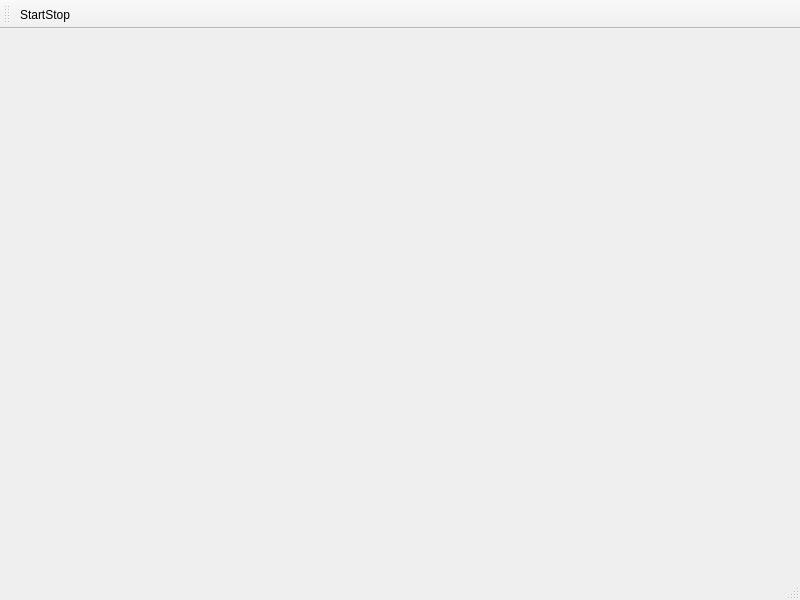
Before: the Qt Designer form ui/Window.ui in Lauchmelder23/DigitalCircuit, drawn with Qt 5.
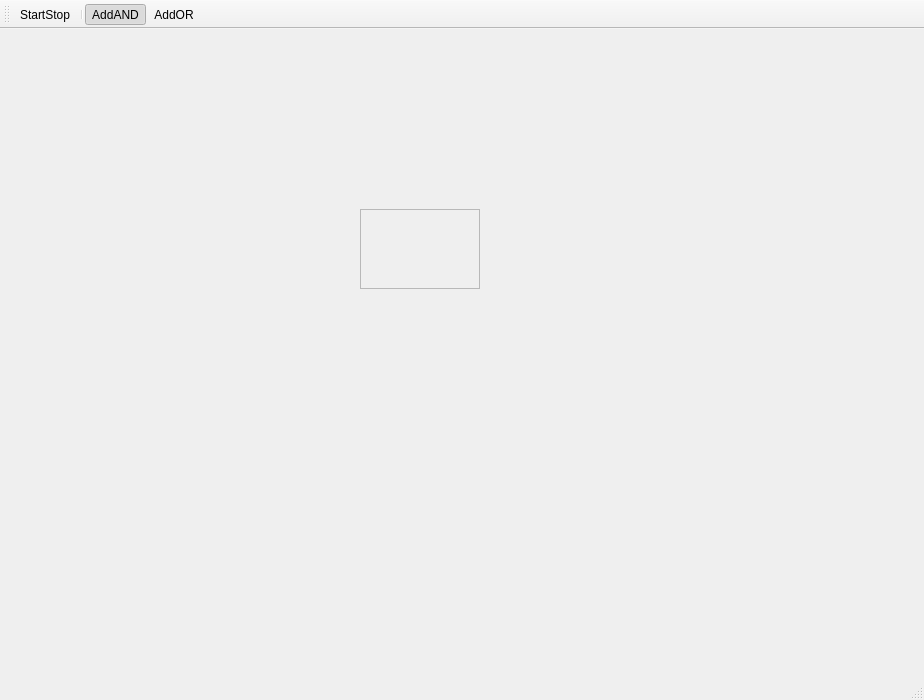
After: the same form once the commit is applied. Icons and pictures are not drawn. Custom widgets are drawn as their Qt base class.

```diff
--- a/ui/Window.ui
+++ b/ui/Window.ui
@@ -6,8 +6,8 @@
    <rect>
     <x>0</x>
     <y>0</y>
-    <width>800</width>
-    <height>600</height>
+    <width>924</width>
+    <height>700</height>
    </rect>
   </property>
   <property name="windowTitle">
@@ -20,23 +20,17 @@
    <widget class="Component" name="frame">
     <property name="geometry">
      <rect>
-      <x>170</x>
+      <x>360</x>
       <y>180</y>
-      <width>100</width>
-      <height>100</height>
+      <width>120</width>
+      <height>80</height>
      </rect>
     </property>
-    <property name="autoFillBackground">
-     <bool>false</bool>
-    </property>
-    <property name="styleSheet">
-     <string notr="true"/>
-    </property>
     <property name="frameShape">
-     <enum>QFrame::NoFrame</enum>
+     <enum>QFrame::StyledPanel</enum>
     </property>
     <property name="frameShadow">
-     <enum>QFrame::Plain</enum>
+     <enum>QFrame::Raised</enum>
     </property>
    </widget>
   </widget>
@@ -52,6 +46,9 @@
     <bool>false</bool>
    </attribute>
    <addaction name="actionStart"/>
+   <addaction name="separator"/>
+   <addaction name="actionAddAND"/>
+   <addaction name="actionAddOR"/>
   </widget>
   <action name="actionStart">
    <property name="icon">
@@ -68,6 +65,46 @@
     <string>F5</string>
    </property>
   </action>
+  <action name="actionAddAND">
+   <property name="checkable">
+    <bool>true</bool>
+   </property>
+   <property name="checked">
+    <bool>true</bool>
+   </property>
+   <property name="icon">
+    <iconset resource="assets/resources.qrc">
+     <normaloff>:/components/and.png</normaloff>:/components/and.png</iconset>
+   </property>
+   <property name="text">
+    <string>AddAND</string>
+   </property>
+   <property name="toolTip">
+    <string>Create an AND gate</string>
+   </property>
+   <property name="shortcut">
+    <string>1</string>
+   </property>
+  </action>
+  <action name="actionAddOR">
+   <property name="checkable">
+    <bool>true</bool>
+   </property>
+   <property name="icon">
+    <iconset resource="assets/resources.qrc">
+     <normaloff>:/components/or.png</normaloff>
+     <selectedoff>:/components/and.png</selectedoff>:/components/or.png</iconset>
+   </property>
+   <property name="text">
+    <string>AddOR</string>
+   </property>
+   <property name="toolTip">
+    <string>Create an OR gate</string>
+   </property>
+   <property name="shortcut">
+    <string>2</string>
+   </property>
+  </action>
  </widget>
  <customwidgets>
   <customwidget>
```
